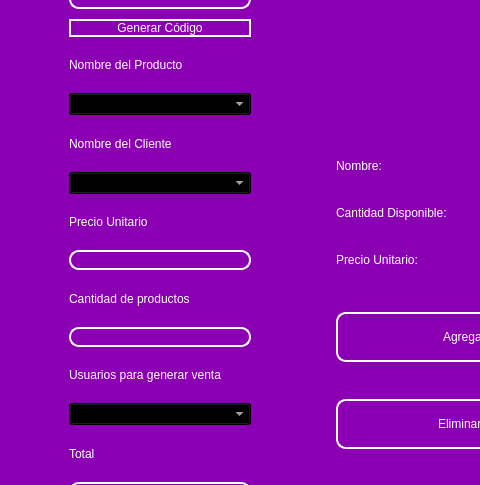
Above: design/standar/maininvoice4.ui from codemiguel-dev/ERP-EmprendeSoft-Desktop before the change; both pictures show x 0 to 480 and y 193 to 678 of the 1505 by 792 pixel window. Below: the same form after it.
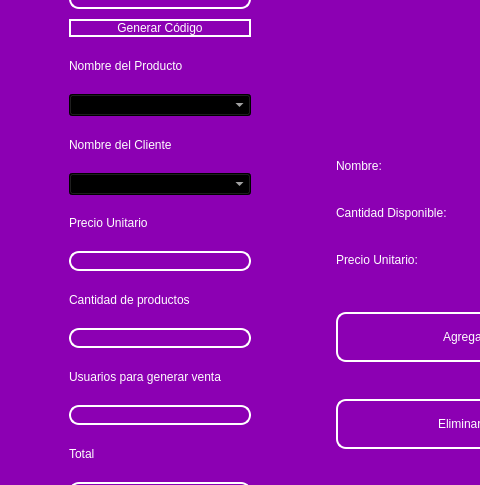
That is the form after the change. Icons and pictures are not drawn.

```diff
--- a/design/standar/maininvoice4.ui
+++ b/design/standar/maininvoice4.ui
@@ -778,13 +778,77 @@
              </widget>
             </item>
             <item>
-             <widget class="QComboBox" name="comboboxuser">
-              <property name="cursor">
-               <cursorShape>PointingHandCursor</cursorShape>
+             <widget class="QLineEdit" name="usertxt">
+              <property name="enabled">
+               <bool>false</bool>
               </property>
               <property name="styleSheet">
-               <string notr="true">background-color: rgb(0, 0, 0);
+               <string notr="true">QLabel {
+	color: rgb(255, 255, 254);
+	font: 12pt &quot;Arial&quot;;
+	background-color: rgba(0, 0, 0,0);
+}
+
+
+QLineEdit{
+background-color: rgba(0, 0, 0,0);
+border-radius:10px; 
+font: 12pt &quot;Arial&quot;;
+color: rgb(255, 255, 254);
+border: 2px solid  rgb(255, 255, 255);
+
+}
+
+QLineEdit:hover{
+background-color: rgba(0, 0, 0,0);
+border-radius:10px; 
+font: 12pt &quot;Arial&quot;;
+border: 2px solid  rgb(120, 0, 171);
+}
+
+QLineEdit:focus{
+background-color: rgb(0, 0, 0);
+border-radius:10px; 
+font: 12pt &quot;Arial&quot;;
+border: 2px solid rgb(120, 0, 171);
+}
+
+QCheckBox{
+	font: 12pt &quot;Arial&quot;;
+	color: rgb(255, 255, 255);
+}
+
+QCheckBox::indicator {
+    width: 18px;
+    height:18px;
+}
+
+QCheckBox::indicator:unchecked {
+   background-image: url(image/square.svg);
+}
+
+QCheckBox::indicator:checked {
+   background-image: url(image/check-square.svg);
+}
+
+QPushButton{
+border-radius:10px; 
+font: 12pt &quot;Arial&quot;;
+color: rgb(255, 255, 254);
+border: 2px solid #ffffff;
+}
+
+QPushButton:hover{
+border-radius:10px; 
+font: 12pt &quot;Arial&quot;;
 color: rgb(255, 255, 255);
+border: 2px solid rgb(120, 0, 171);
+	background-color: rgb(120, 0, 171);
+}
+QFrame{
+ 	background-color: #1E0070;
+	border-radius:15px; 
+}
 </string>
               </property>
              </widget>
```
